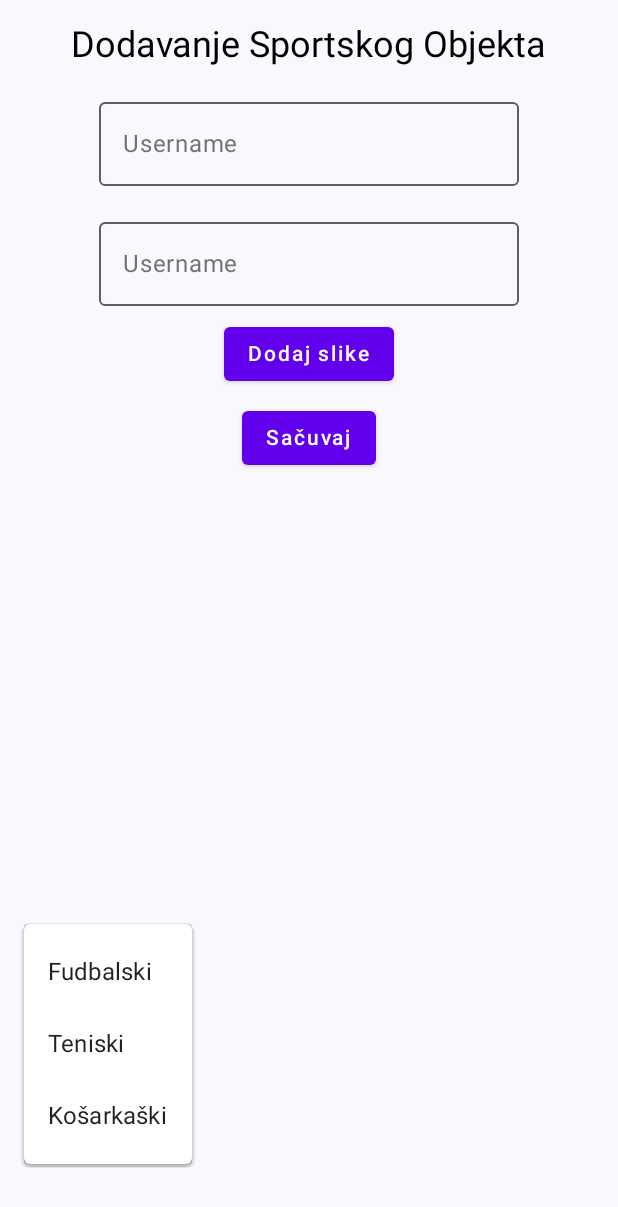
After one commit to JordanDinic/SportScape, an Android app built with Jetpack Compose: the composable AddSportFieldPage shown on its own in the app's theme, on a phone screen of 412 x 824 dp. The commit adds this screen. Shown: the top 1207 px of the screen. Run offline under Robolectric (Android 15) with nearby library versions, the phone set to English and light mode, and no system bars; our stand-ins replace Firebase (no records; nobody signed in at launch, a user with empty details on screens opened directly).

Commit message:
AlbumScreen predstavlja ekran za dodavanje terena,u authViewModel je dodata funkcija za dodavanje terena//dbService.kt i AddSportFieldPage.kt su suvisni

```diff
--- a/SportScapee/app/src/main/java/com/example/sportscapee/models/Comment.kt
+++ b/SportScapee/app/src/main/java/com/example/sportscapee/models/Comment.kt
@@ -1,8 +1,6 @@
 package com.example.sportscapee.models
 
 data class Comment(
-    //val userId: String = "",
-    val userName: String = "",
+    val userId: String = "",
     val comment: String = "",
-    val timestamp: Long = System.currentTimeMillis()
 )
--- /dev/null
+++ b/SportScapee/app/src/main/java/com/example/sportscapee/pages/AddSportFieldPage.kt
@@ -0,0 +1,126 @@
+package com.example.sportscapee.pages
+
+import android.net.Uri
+import android.widget.Toast
+import androidx.activity.compose.rememberLauncherForActivityResult
+import androidx.activity.result.contract.ActivityResultContracts
+import androidx.compose.foundation.layout.Column
+import androidx.compose.foundation.layout.Spacer
+import androidx.compose.foundation.layout.fillMaxSize
+import androidx.compose.foundation.layout.height
+import androidx.compose.foundation.layout.padding
+import androidx.compose.material.Button
+import androidx.compose.material.DropdownMenu
+import androidx.compose.material.DropdownMenuItem
+import androidx.compose.material.MaterialTheme
+import androidx.compose.material.Text
+import androidx.compose.material3.ExperimentalMaterial3Api
+import androidx.compose.material3.OutlinedTextField
+import androidx.compose.runtime.Composable
+import androidx.compose.runtime.getValue
+import androidx.compose.runtime.mutableStateListOf
+import androidx.compose.runtime.mutableStateOf
+import androidx.compose.runtime.remember
+import androidx.compose.runtime.setValue
+import androidx.compose.ui.Alignment
+import androidx.compose.ui.Modifier
+import androidx.compose.ui.graphics.Color
+import androidx.compose.ui.platform.LocalContext
+import androidx.compose.ui.unit.dp
+import androidx.navigation.NavController
+import com.example.sportscapee.database.DbService
+import com.example.sportscapee.view_models.AuthViewModel
+
+@OptIn(ExperimentalMaterial3Api::class)
+@Composable
+fun AddSportFieldPage(modifier: Modifier = Modifier, navController: NavController, authViewModel: AuthViewModel){
+    val context = LocalContext.current
+
+    val db = DbService()
+
+    var name by remember { mutableStateOf("") }
+    var type by remember { mutableStateOf("Fudbalski") }
+    var description by remember { mutableStateOf("") }
+    val imageUris = remember { mutableStateListOf<Uri>() }
+
+
+
+
+    val imagePickerLauncher = rememberLauncherForActivityResult(
+        contract = ActivityResultContracts.GetContent()
+    ) { uri: Uri? ->
+        uri?.let { imageUris.add(it) }
+    }
+
+    Column(
+        modifier = Modifier
+            .fillMaxSize()
+            .padding(16.dp),
+        horizontalAlignment = Alignment.CenterHorizontally
+    ) {
+        Text("Dodavanje Sportskog Objekta", style = MaterialTheme.typography.h5)
+
+        Spacer(modifier = Modifier.height(16.dp))
+
+        OutlinedTextField(
+            value = name,
+            onValueChange = { name = it },
+            label = {
+                androidx.compose.material3.Text(
+                    "Username",
+                    color = Color.DarkGray.copy(0.75f)
+                )
+            })
+
+        Spacer(modifier = Modifier.height(8.dp))
+
+        DropdownMenu(
+            expanded = true,
+            onDismissRequest = { },
+        ) {
+            listOf("Fudbalski", "Teniski", "Košarkaški").forEach { item ->
+                DropdownMenuItem(onClick = { type = item }) {
+                    Text(item)
+                }
+            }
+        }
+
+        Spacer(modifier = Modifier.height(8.dp))
+
+        OutlinedTextField(
+            value = description,
+            onValueChange = { description = it },
+            label = { androidx.compose.material3.Text("Username", color = Color.DarkGray.copy(0.75f)) })
+
+        Spacer(modifier = Modifier.height(8.dp))
+
+        Button(onClick = { imagePickerLauncher.launch("image/*") }) {
+            Text("Dodaj slike")
+        }
+
+        Spacer(modifier = Modifier.height(8.dp))
+
+        Button(onClick = {
+            val userId = authViewModel.getCurrentUserId()
+            if (userId != null) {
+                db.addSportField(
+                    name = name,
+                    type = type,
+                    description = description,
+                    createdBy = userId,
+                    images = imageUris
+                ) { success ->
+                    if (success) {
+                        Toast.makeText(context, "Objekat uspešno dodat", Toast.LENGTH_LONG).show()
+                    } else {
+                        Toast.makeText(context, "Greška pri dodavanju objekta", Toast.LENGTH_LONG).show()
+                    }
+                }
+            } else {
+                Toast.makeText(context, "Korisnik nije prijavljen", Toast.LENGTH_LONG).show()
+            }
+        }) {
+            Text("Sačuvaj")
+        }
+    }
+}
```
Also changed, not shown: SportScapee/app/src/main/java/com/example/sportscapee/database/DbService.kt (added, +54 -0 lines), SportScapee/app/src/main/java/com/example/sportscapee/models/SportField.kt (+3 -8 lines), SportScapee/app/src/main/java/com/example/sportscapee/navigation/AppNavigation.kt (+5 -3 lines), SportScapee/app/src/main/java/com/example/sportscapee/profile_picture/AlbumScreen.kt (+68 -11 lines), SportScapee/app/src/main/java/com/example/sportscapee/view_models/AuthViewModel.kt (+81 -0 lines).
